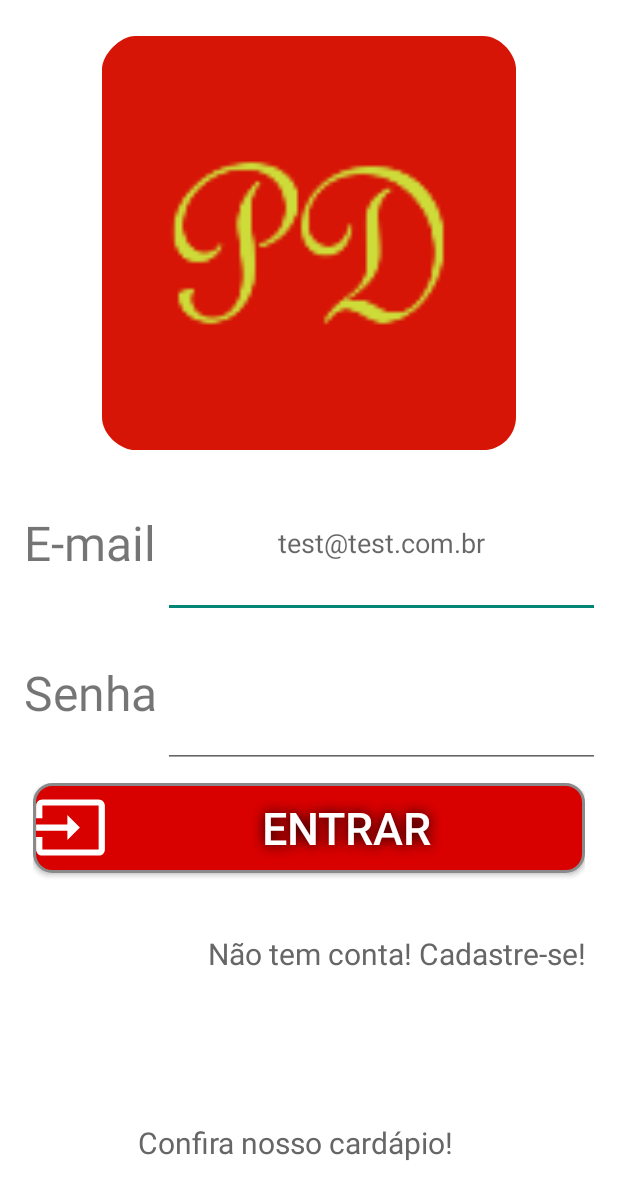
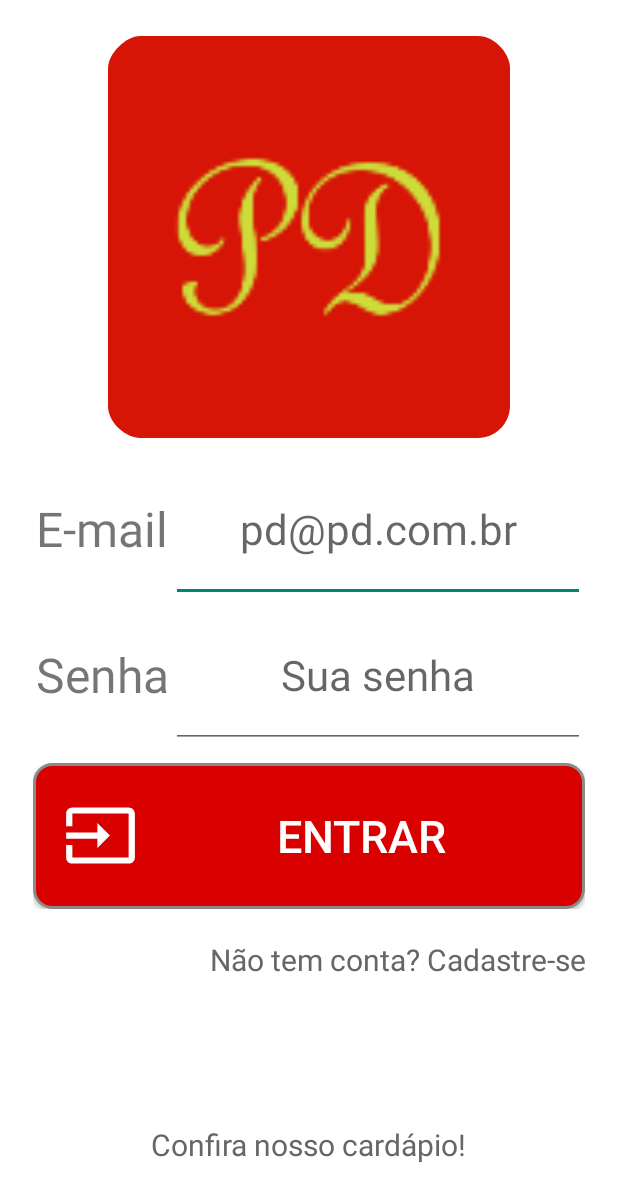
Before and after one commit to PauloGobor/PizzaDelivery, an Android app: the screen it shows after launch (MainActivity), on a phone screen of 412 x 824 dp. Shown: the top 1202 px of the screen. Run offline under Robolectric (Android 15) with nearby library versions, the phone set to English and light mode, and no system bars.

Commit message:
Modificado as configurações de design da tela activity_main

```diff
--- a/app/src/main/res/layout/activity_main.xml
+++ b/app/src/main/res/layout/activity_main.xml
@@ -12,7 +12,8 @@
         android:layout_height="0dp"
         android:layout_weight="3"
         android:padding="12dp"
-        android:src="@mipmap/ic_launcher_pizzadelivery" />
+        android:src="@mipmap/ic_launcher_pizzadelivery"
+        tools:ignore="ContentDescription" />
 
     <LinearLayout
         android:layout_width="match_parent"
@@ -26,8 +27,10 @@
             android:layout_height="match_parent"
             android:layout_weight="1"
             android:gravity="center"
-            android:text="E-mail"
-            android:textSize="32dp" />
+            android:text="@string/email"
+            android:textSize="32sp"
+            android:layout_marginStart="10dp"
+            tools:ignore="NestedWeights" />
 
         <EditText
             android:id="@+id/edtEmail"
@@ -35,8 +38,11 @@
             android:layout_height="match_parent"
             android:layout_weight="3"
             android:gravity="center"
-            android:hint="test@test.com.br"
-            android:inputType="textEmailAddress" />
+            android:layout_marginEnd="10dp"
+            android:hint="@string/hintEmail"
+            android:inputType="textEmailAddress"
+            android:textSize="28sp"
+            tools:ignore="Autofill"/>
     </LinearLayout>
 
     <LinearLayout
@@ -51,41 +57,44 @@
             android:layout_height="match_parent"
             android:layout_weight="1"
             android:gravity="center"
-            android:text="Senha"
-            android:textSize="32dp" />
+            android:text="@string/senha"
+            android:textSize="32sp"
+            android:layout_marginStart="10dp"
+            tools:ignore="NestedWeights" />
 
         <EditText
             android:id="@+id/edtSenha"
             android:layout_width="0dp"
             android:layout_height="match_parent"
             android:layout_weight="3"
+            android:layout_marginEnd="10dp"
             android:gravity="center"
-            android:inputType="textPassword" />
+            android:inputType="textPassword"
+            android:hint="@string/hintSenha"
+            android:textSize="28sp"
+            tools:ignore="Autofill" />
     </LinearLayout>
-
 
 
     <LinearLayout
         android:layout_width="match_parent"
         android:layout_height="0dp"
+        android:layout_margin="10dp"
         android:layout_weight="1"
-        android:orientation="horizontal"
-        android:padding="10dp">
+        android:orientation="horizontal">
 
         <Button
             android:id="@+id/btnEntrar"
             android:layout_width="match_parent"
-            android:layout_height="wrap_content"
-            android:text="Entrar"
+            android:layout_height="match_parent"
+            android:background="@drawable/btn_entrar"
+            android:drawableStart="@drawable/ic_action_name"
+            android:paddingStart="20dp"
+            android:shadowColor="#000000"
+            android:text="@string/logar"
             android:textColor="#FFFFFF"
             android:textSize="30sp"
-            android:background="@drawable/btn_entrar"
-            android:drawableLeft="@drawable/ic_action_name"
-
-            android:shadowColor="#000000"
-            android:shadowDx="0"
-            android:shadowDy="0"
-            android:shadowRadius="10"/>
+            tools:ignore="RtlSymmetry" />
     </LinearLayout>
 
 
@@ -98,18 +107,19 @@
         <TextView
             android:layout_width="match_parent"
             android:layout_height="match_parent"
-            android:layout_weight="3"/>
+            android:layout_weight="3"
+            tools:ignore="NestedWeights" />
 
         <TextView
             android:id="@+id/txtNaoCadastro"
             android:layout_width="match_parent"
             android:layout_height="wrap_content"
             android:layout_weight="1"
-            android:layout_gravity="right"
-            android:gravity="right"
+            android:layout_gravity="end"
+            android:gravity="end"
             android:onClick="CadastroPessoaActivity"
             android:padding="10dp"
-            android:text="Não tem conta! Cadastre-se!"
+            android:text="@string/nconta"
             android:textColor="#666"
             android:textSize="20sp" />
     </LinearLayout>
@@ -119,9 +129,13 @@
         android:layout_width="match_parent"
         android:layout_height="0dp"
         android:layout_weight="1"
-        android:orientation="horizontal"
-        android:paddingLeft="70dp"
-        android:paddingRight="16dp">
+        android:orientation="horizontal">
+
+        <TextView
+            android:layout_width="match_parent"
+            android:layout_height="match_parent"
+            android:layout_weight="3"
+            tools:ignore="NestedWeights" />
 
         <TextView
             android:id="@+id/txtCardapio"
@@ -130,8 +144,13 @@
             android:layout_gravity="center"
             android:onClick="CardapioActivity"
             android:padding="10dp"
-            android:text="Confira nosso cardápio!"
+            android:text="@string/cCardapio"
             android:textColor="#666"
             android:textSize="20sp" />
+        <TextView
+            android:layout_width="match_parent"
+            android:layout_height="match_parent"
+            android:layout_weight="3"
+            tools:ignore="NestedWeights" />
     </LinearLayout>
 </LinearLayout>
--- a/app/src/main/res/values/strings.xml
+++ b/app/src/main/res/values/strings.xml
@@ -1,3 +1,10 @@
 <resources>
     <string name="app_name">Pizza Delivery</string>
+    <string name="email">E-mail</string>
+    <string name="senha">Senha</string>
+    <string name="hintEmail">pd@pd.com.br</string>
+    <string name="hintSenha">Sua senha</string>
+    <string name="nconta">Não tem conta? Cadastre-se</string>
+    <string name="logar">Entrar</string>
+    <string name="cCardapio">Confira nosso cardápio!</string>
 </resources>
```
